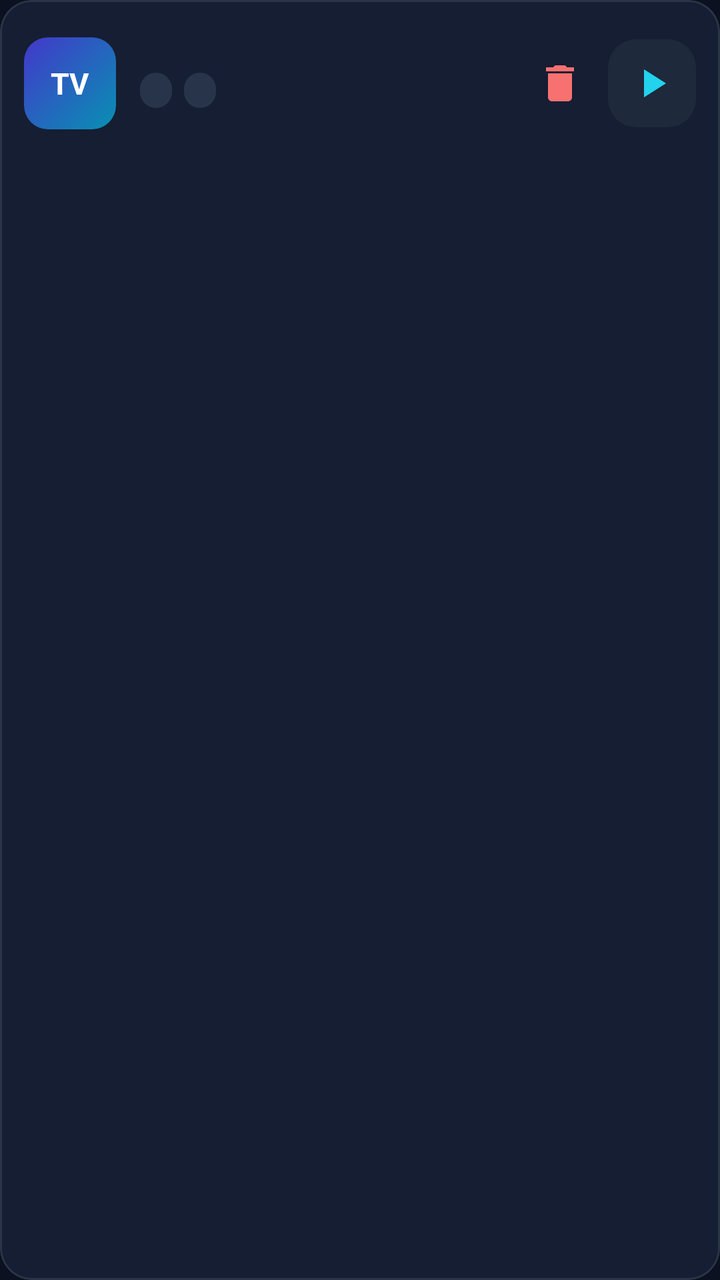
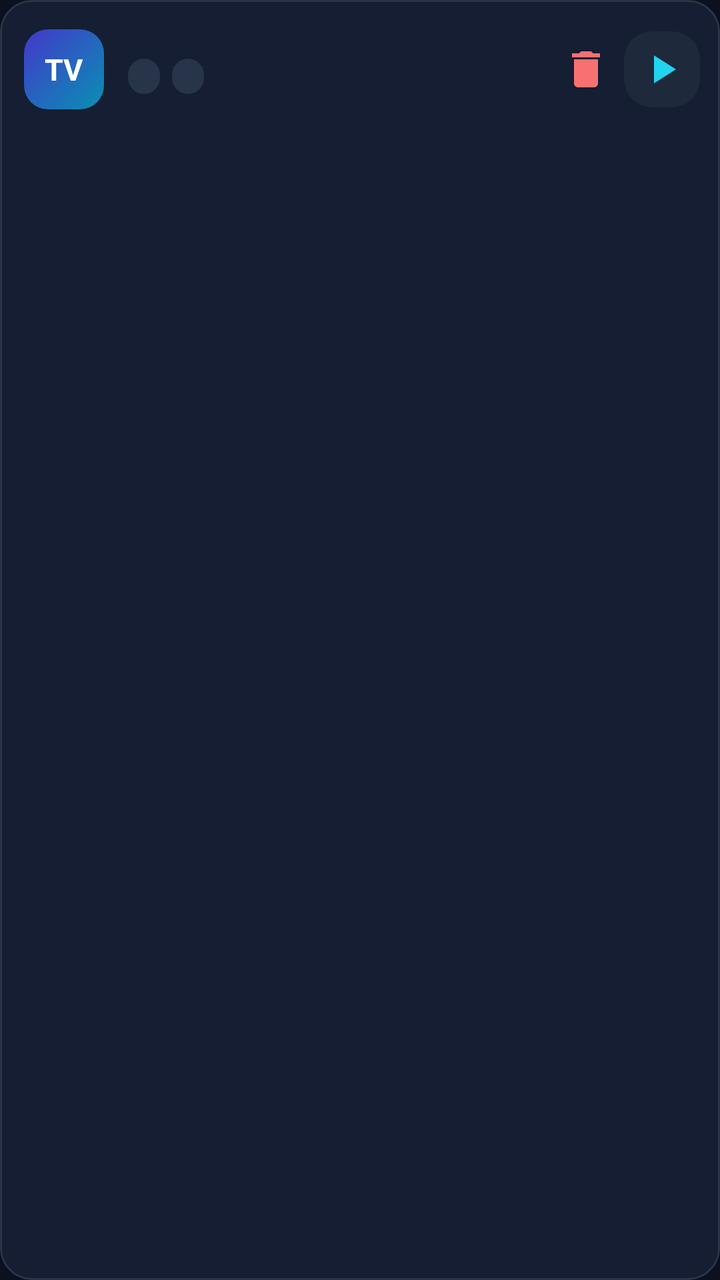

Before-and-after screenshots of an Android layout around one commit, followed by the original layout XML and the change that was made.
<!-- AndroidManifest.xml: application theme Theme.IPTV -->
<!-- res/layout/item_channel.xml -->
<?xml version="1.0" encoding="utf-8"?>
<com.google.android.material.card.MaterialCardView
    xmlns:android="http://schemas.android.com/apk/res/android"
    xmlns:app="http://schemas.android.com/apk/res-auto"
    android:layout_width="match_parent"
    android:layout_height="wrap_content"
    android:layout_marginStart="14dp"
    android:layout_marginEnd="14dp"
    android:layout_marginTop="6dp"
    android:layout_marginBottom="6dp"
    android:clickable="true"
    android:focusable="true"
    app:cardBackgroundColor="@color/surface"
    app:cardCornerRadius="16dp"
    app:cardElevation="0dp"
    app:strokeColor="@color/divider"
    app:strokeWidth="1dp">

    <LinearLayout
        android:layout_width="match_parent"
        android:layout_height="wrap_content"
        android:gravity="center_vertical"
        android:orientation="horizontal"
        android:padding="12dp">

        
        <CheckBox
            android:id="@+id/cbKeep"
            android:layout_width="wrap_content"
            android:layout_height="wrap_content"
            android:layout_marginEnd="4dp"
            android:buttonTint="@color/accent"
            android:visibility="gone" />

        
        <FrameLayout
            android:layout_width="46dp"
            android:layout_height="46dp"
            android:background="@drawable/bg_logo_placeholder">

            <TextView
                android:id="@+id/tvLogoText"
                android:layout_width="wrap_content"
                android:layout_height="wrap_content"
                android:layout_gravity="center"
                android:text="TV"
                android:textColor="#FFFFFF"
                android:textSize="15sp"
                android:textStyle="bold" />
        </FrameLayout>

        <LinearLayout
            android:layout_width="0dp"
            android:layout_height="wrap_content"
            android:layout_marginStart="12dp"
            android:layout_weight="1"
            android:orientation="vertical">

            <TextView
                android:id="@+id/tvName"
                android:layout_width="match_parent"
                android:layout_height="wrap_content"
                android:ellipsize="end"
                android:singleLine="true"
                android:textColor="@color/text_primary"
                android:textSize="15sp"
                android:textStyle="bold" />

            <LinearLayout
                android:layout_width="match_parent"
                android:layout_height="wrap_content"
                android:layout_marginTop="4dp"
                android:gravity="center_vertical"
                android:orientation="horizontal">

                <TextView
                    android:id="@+id/tvOrigin"
                    android:layout_width="wrap_content"
                    android:layout_height="wrap_content"
                    android:background="@drawable/bg_status_unknown"
                    android:ellipsize="end"
                    android:maxWidth="120dp"
                    android:paddingStart="8dp"
                    android:paddingEnd="8dp"
                    android:paddingTop="2dp"
                    android:paddingBottom="2dp"
                    android:singleLine="true"
                    android:textColor="@color/accent"
                    android:textSize="10sp" />

                <TextView
                    android:id="@+id/tvGroup"
                    android:layout_width="wrap_content"
                    android:layout_height="wrap_content"
                    android:layout_marginStart="6dp"
                    android:background="@drawable/bg_chip"
                    android:paddingStart="8dp"
                    android:paddingEnd="8dp"
                    android:paddingTop="2dp"
                    android:paddingBottom="2dp"
                    android:textColor="@color/brand_light"
                    android:textSize="10sp" />

                <TextView
                    android:id="@+id/tvStatus"
                    android:layout_width="wrap_content"
                    android:layout_height="wrap_content"
                    android:layout_marginStart="8dp"
                    android:paddingStart="8dp"
                    android:paddingEnd="8dp"
                    android:paddingTop="2dp"
                    android:paddingBottom="2dp"
                    android:textSize="10sp" />
            </LinearLayout>

            <TextView
                android:id="@+id/tvUrl"
                android:layout_width="match_parent"
                android:layout_height="wrap_content"
                android:layout_marginTop="4dp"
                android:ellipsize="middle"
                android:singleLine="true"
                android:textColor="@color/text_hint"
                android:textSize="10sp" />
        </LinearLayout>

        <ImageButton
            android:id="@+id/btnDelete"
            android:layout_width="40dp"
            android:layout_height="40dp"
            android:layout_marginStart="4dp"
            android:background="?attr/selectableItemBackgroundBorderless"
            android:contentDescription="@string/delete"
            android:src="@drawable/ic_delete"
            app:tint="@color/error" />

        <ImageButton
            android:id="@+id/btnPlay"
            android:layout_width="44dp"
            android:layout_height="44dp"
            android:layout_marginStart="4dp"
            android:background="@drawable/bg_card_soft"
            android:contentDescription="@string/play"
            android:src="@drawable/ic_play"
            app:tint="@color/accent" />
    </LinearLayout>
</com.google.android.material.card.MaterialCardView>
<!-- resources referenced by this layout -->
<resources>
  <color name="accent">#FF22D3EE</color>
  <color name="brand_light">#FF818CF8</color>
  <color name="divider">#FF2A3548</color>
  <color name="error">#FFF87171</color>
  <color name="surface">#FF151E32</color>
  <color name="text_hint">#FF64748B</color>
  <color name="text_primary">#FFF1F5F9</color>
  <!-- drawable bg_card_soft (drawable) -->
  <?xml version="1.0" encoding="utf-8"?>
  <shape xmlns:android="http://schemas.android.com/apk/res/android" android:shape="rectangle">
      <solid android:color="@color/surface_2" />
      <corners android:radius="14dp" />
  </shape>
  <!-- drawable bg_chip (drawable) -->
  <?xml version="1.0" encoding="utf-8"?>
  <shape xmlns:android="http://schemas.android.com/apk/res/android" android:shape="rectangle">
      <solid android:color="@color/surface_3" />
      <corners android:radius="20dp" />
  </shape>
  <!-- drawable bg_logo_placeholder (drawable) -->
  <?xml version="1.0" encoding="utf-8"?>
  <shape xmlns:android="http://schemas.android.com/apk/res/android" android:shape="rectangle">
      <gradient android:startColor="#FF4338CA" android:endColor="#FF0891B2" android:angle="315" />
      <corners android:radius="12dp" />
  </shape>
  <!-- drawable bg_status_unknown (drawable) -->
  <?xml version="1.0" encoding="utf-8"?>
  <shape xmlns:android="http://schemas.android.com/apk/res/android" android:shape="rectangle">
      <solid android:color="@color/surface_3" />
      <corners android:radius="12dp" />
  </shape>
  <!-- drawable ic_delete (drawable) -->
  <?xml version="1.0" encoding="utf-8"?>
  <vector xmlns:android="http://schemas.android.com/apk/res/android"
      android:width="24dp"
      android:height="24dp"
      android:viewportWidth="24"
      android:viewportHeight="24">
      <path android:fillColor="#FFFFFF" android:pathData="M6 19c0 1.1.9 2 2 2h8c1.1 0 2-.9 2-2V7H6v12zM19 4h-3.5l-1-1h-5l-1 1H5v2h14V4z" />
  </vector>
  <!-- drawable ic_play (drawable) -->
  <?xml version="1.0" encoding="utf-8"?>
  <vector xmlns:android="http://schemas.android.com/apk/res/android"
      android:width="24dp"
      android:height="24dp"
      android:viewportWidth="24"
      android:viewportHeight="24">
      <path android:fillColor="#FFFFFF" android:pathData="M8 5v14l11-7z" />
  </vector>
  <string name="delete">删除</string>
  <string name="play">播放</string>
  <style name="Theme.IPTV" parent="Theme.MaterialComponents.NoActionBar">
          <item name="colorPrimary">@color/brand</item>
          <item name="colorPrimaryDark">@color/background</item>
          <item name="colorAccent">@color/accent</item>
          <item name="android:windowBackground">@color/background</item>
          <item name="android:textColorPrimary">@color/text_primary</item>
          <item name="android:textColorSecondary">@color/text_secondary</item>
          <item name="android:statusBarColor">@color/background</item>
          <item name="android:navigationBarColor">@color/background</item>
          <item name="android:windowLightStatusBar">false</item>
          <item name="fontFamily">sans</item>
      </style>
  <color name="surface_2">#FF1E293B</color>
  <color name="surface_3">#FF273449</color>
  <color name="brand">#FF6366F1</color>
  <color name="background">#FF0B1120</color>
  <color name="text_secondary">#FF94A3B8</color>
</resources>

<!-- the commit's change to res/layout/item_channel.xml (unified diff, before → after) -->
@@ -6,8 +6,8 @@
     android:layout_height="wrap_content"
     android:layout_marginStart="14dp"
     android:layout_marginEnd="14dp"
-    android:layout_marginTop="6dp"
-    android:layout_marginBottom="6dp"
+    android:layout_marginTop="2dp"
+    android:layout_marginBottom="2dp"
     android:clickable="true"
     android:focusable="true"
     app:cardBackgroundColor="@color/surface"
@@ -21,7 +21,10 @@
         android:layout_height="wrap_content"
         android:gravity="center_vertical"
         android:orientation="horizontal"
-        android:padding="12dp">
+        android:paddingStart="12dp"
+        android:paddingEnd="10dp"
+        android:paddingTop="7dp"
+        android:paddingBottom="7dp">
 
         
         <CheckBox
@@ -34,8 +37,8 @@
 
         
         <FrameLayout
-            android:layout_width="46dp"
-            android:layout_height="46dp"
+            android:layout_width="40dp"
+            android:layout_height="40dp"
             android:background="@drawable/bg_logo_placeholder">
 
             <TextView
@@ -69,7 +72,7 @@
             <LinearLayout
                 android:layout_width="match_parent"
                 android:layout_height="wrap_content"
-                android:layout_marginTop="4dp"
+                android:layout_marginTop="2dp"
                 android:gravity="center_vertical"
                 android:orientation="horizontal">
 
@@ -117,7 +120,7 @@
                 android:id="@+id/tvUrl"
                 android:layout_width="match_parent"
                 android:layout_height="wrap_content"
-                android:layout_marginTop="4dp"
+                android:layout_marginTop="2dp"
                 android:ellipsize="middle"
                 android:singleLine="true"
                 android:textColor="@color/text_hint"
@@ -126,9 +129,9 @@
 
         <ImageButton
             android:id="@+id/btnDelete"
-            android:layout_width="40dp"
-            android:layout_height="40dp"
-            android:layout_marginStart="4dp"
+            android:layout_width="34dp"
+            android:layout_height="34dp"
+            android:layout_marginStart="2dp"
             android:background="?attr/selectableItemBackgroundBorderless"
             android:contentDescription="@string/delete"
             android:src="@drawable/ic_delete"
@@ -136,9 +139,9 @@
 
         <ImageButton
             android:id="@+id/btnPlay"
-            android:layout_width="44dp"
-            android:layout_height="44dp"
-            android:layout_marginStart="4dp"
+            android:layout_width="38dp"
+            android:layout_height="38dp"
+            android:layout_marginStart="2dp"
             android:background="@drawable/bg_card_soft"
             android:contentDescription="@string/play"
             android:src="@drawable/ic_play"
